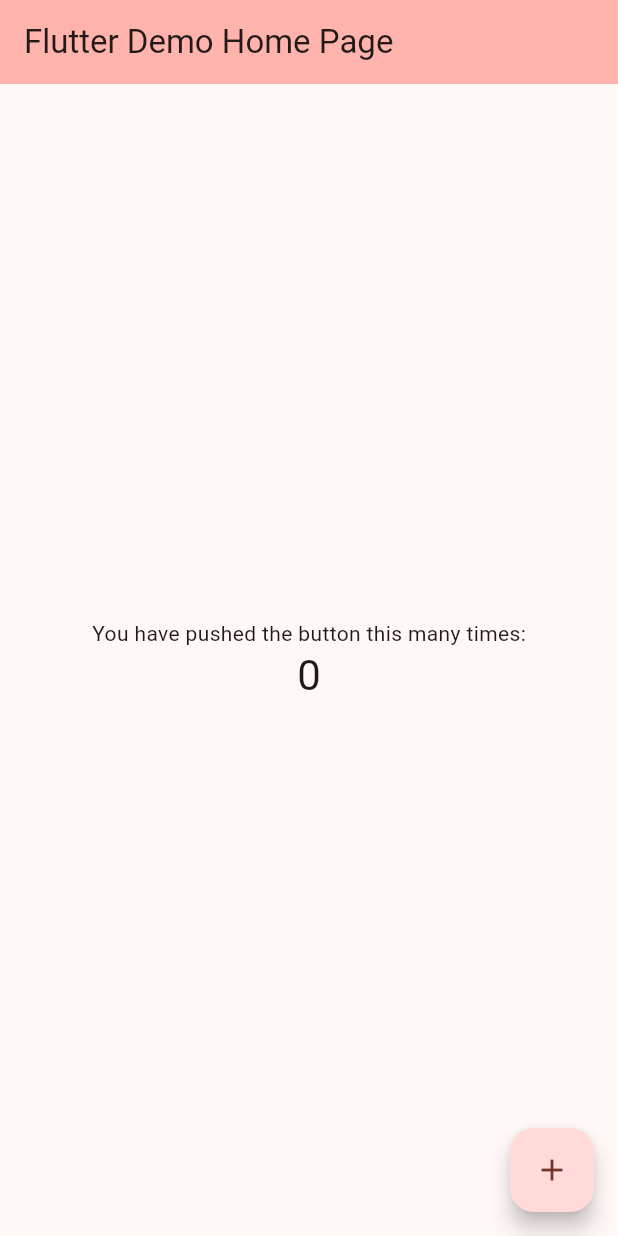
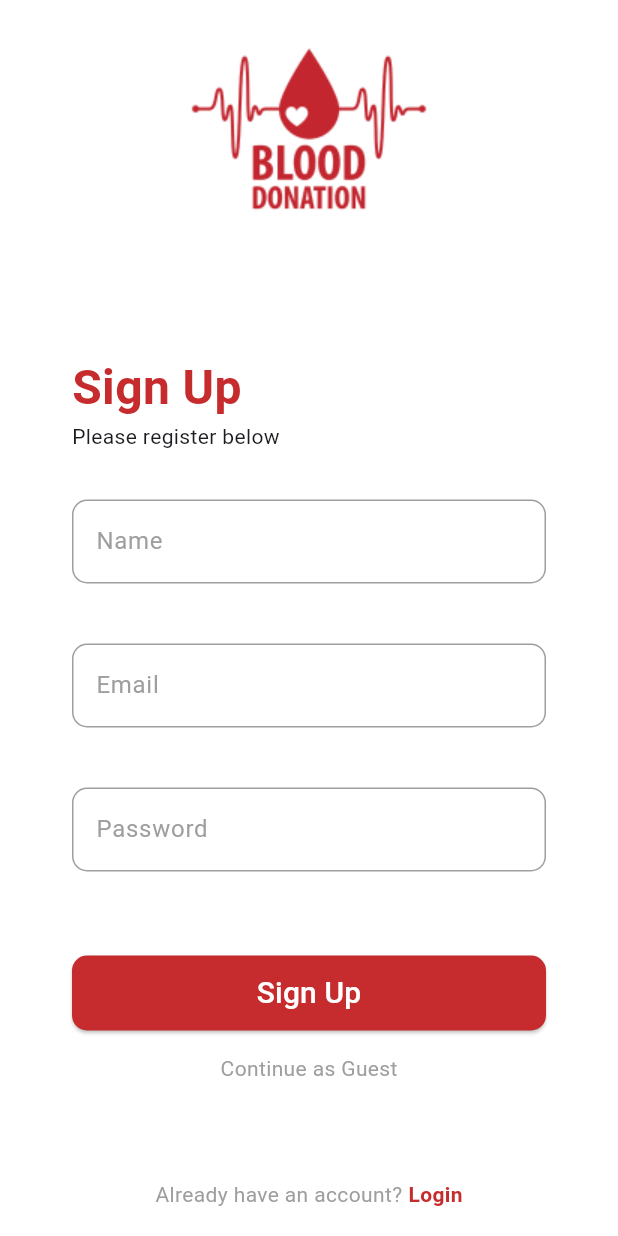
Before and after one commit to Ali-Hubail/BDMS, a Flutter app: the screen it shows after launch, on a phone screen of 412 x 824 dp. Run offline on Flutter 3.47's test engine with Material 3 defaults, Android fonts, the light colour scheme and no system bars.

Commit message:
create sign-up page

```diff
--- /dev/null
+++ b/bdms/lib/common_widgets/primary_input.dart
@@ -0,0 +1,27 @@
+import 'package:flutter/material.dart';
+
+class PrimaryInput extends StatelessWidget {
+  const PrimaryInput({super.key, this.hintText});
+  final String? hintText;
+
+  @override
+  Widget build(BuildContext context) {
+    return SizedBox(
+      height: 80,
+      child: TextFormField(
+        decoration: InputDecoration(
+          hintText: hintText,
+          hintStyle: const TextStyle(color: Colors.grey),
+          enabledBorder: OutlineInputBorder(
+            borderRadius: BorderRadius.circular(10),
+            borderSide: const BorderSide(color: Colors.grey),
+          ),
+          focusedBorder: OutlineInputBorder(
+            borderRadius: BorderRadius.circular(10),
+            borderSide: const BorderSide(color: Colors.grey),
+          ),
+        ),
+      ),
+    );
+  }
+}
--- a/bdms/lib/main.dart
+++ b/bdms/lib/main.dart
@@ -1,3 +1,4 @@
+import 'package:bdms/presentation/authentication/signup_screen.dart';
 import 'package:flutter/material.dart';
 
 void main() {
@@ -9,118 +10,8 @@
 
   @override
   Widget build(BuildContext context) {
-    return MaterialApp(
-      title: 'Flutter Demo',
-      theme: ThemeData(
-        // This is the theme of your application.
-        //
-        // TRY THIS: Try running your application with "flutter run". You'll see
-        // the application has a blue toolbar. Then, without quitting the app,
-        // try changing the seedColor in the colorScheme below to Colors.green
-        // and then invoke "hot reload" (save your changes or press the "hot
-        // reload" button in a Flutter-supported IDE, or press "r" if you used
-        // the command line to start the app).
-        //
-        // Notice that the counter didn't reset back to zero; the application
-        // state is not lost during the reload. To reset the state, use hot
-        // restart instead.
-        //
-        // This works for code too, not just values: Most code changes can be
-        // tested with just a hot reload.
-        colorScheme: ColorScheme.fromSeed(
-          seedColor: const Color.fromARGB(255, 198, 44, 45),
-        ),
-        useMaterial3: true,
-      ),
-      home: const MyHomePage(title: 'Flutter Demo Home Page'),
+    return const MaterialApp(
+      home: Scaffold(body: SignUpScreen()),
     );
   }
 }
-
-class MyHomePage extends StatefulWidget {
-  const MyHomePage({super.key, required this.title});
-
-  // This widget is the home page of your application. It is stateful, meaning
-  // that it has a State object (defined below) that contains fields that affect
-  // how it looks.
-
-  // This class is the configuration for the state. It holds the values (in this
-  // case the title) provided by the parent (in this case the App widget) and
-  // used by the build method of the State. Fields in a Widget subclass are
-  // always marked "final".
-
-  final String title;
-
-  @override
-  State<MyHomePage> createState() => _MyHomePageState();
-}
-
-class _MyHomePageState extends State<MyHomePage> {
-  int _counter = 0;
-
-  void _incrementCounter() {
-    setState(() {
-      // This call to setState tells the Flutter framework that something has
-      // changed in this State, which causes it to rerun the build method below
-      // so that the display can reflect the updated values. If we changed
-      // _counter without calling setState(), then the build method would not be
-      // called again, and so nothing would appear to happen.
-      _counter++;
-    });
-  }
-
-  @override
-  Widget build(BuildContext context) {
-    // This method is rerun every time setState is called, for instance as done
-    // by the _incrementCounter method above.
-    //
-    // The Flutter framework has been optimized to make rerunning build methods
-    // fast, so that you can just rebuild anything that needs updating rather
-    // than having to individually change instances of widgets.
-    return Scaffold(
-      appBar: AppBar(
-        // TRY THIS: Try changing the color here to a specific color (to
-        // Colors.amber, perhaps?) and trigger a hot reload to see the AppBar
-        // change color while the other colors stay the same.
-        backgroundColor: Theme.of(context).colorScheme.inversePrimary,
-        // Here we take the value from the MyHomePage object that was created by
-        // the App.build method, and use it to set our appbar title.
-        title: Text(widget.title),
-      ),
-      body: Center(
-        // Center is a layout widget. It takes a single child and positions it
-        // in the middle of the parent.
-        child: Column(
-          // Column is also a layout widget. It takes a list of children and
-          // arranges them vertically. By default, it sizes itself to fit its
-          // children horizontally, and tries to be as tall as its parent.
-          //
-          // Column has various properties to control how it sizes itself and
-          // how it positions its children. Here we use mainAxisAlignment to
-          // center the children vertically; the main axis here is the vertical
-          // axis because Columns are vertical (the cross axis would be
-          // horizontal).
-          //
-          // TRY THIS: Invoke "debug painting" (choose the "Toggle Debug Paint"
-          // action in the IDE, or press "p" in the console), to see the
-          // wireframe for each widget.
-          mainAxisAlignment: MainAxisAlignment.center,
-          children: <Widget>[
-            const Text(
-              'You have pushed the button this many times:',
-            ),
-            Text(
-              '$_counter',
-              style: Theme.of(context).textTheme.headlineMedium,
-            ),
-          ],
-        ),
-      ),
-      floatingActionButton: FloatingActionButton(
-        onPressed: _incrementCounter,
-        tooltip: 'Increment',
-        child: const Icon(Icons.add),
-      ), // This trailing comma makes auto-formatting nicer for build methods.
-    );
-  }
-}
--- /dev/null
+++ b/bdms/lib/presentation/authentication/signup_screen.dart
@@ -0,0 +1,92 @@
+import 'package:bdms/common_widgets/primary_button.dart';
+import 'package:bdms/common_widgets/primary_input.dart';
+import 'package:flutter/material.dart';
+
+class SignUpScreen extends StatelessWidget {
+  const SignUpScreen({super.key});
+
+  @override
+  Widget build(BuildContext context) {
+    return SafeArea(
+      child: Scaffold(
+        backgroundColor: Colors.white,
+        body: Padding(
+          padding: const EdgeInsets.fromLTRB(48, 20, 48, 0),
+          child: Column(
+            crossAxisAlignment: CrossAxisAlignment.center,
+            children: [
+              Center(
+                child: Image.asset(
+                  'assets/bdms.png',
+                  fit: BoxFit.cover,
+                ),
+              ),
+              const SizedBox(height: 80),
+              Align(
+                alignment: AlignmentGeometry.lerp(
+                    Alignment.topLeft, Alignment.centerLeft, 0.2)!,
+                child: const Text(
+                  'Sign Up',
+                  style: TextStyle(
+                    fontSize: 32,
+                    fontWeight: FontWeight.bold,
+                    color: Color(0xFFC62C2D),
+                  ),
+                  textAlign: TextAlign.left,
+                ),
+              ),
+              Align(
+                alignment: AlignmentGeometry.lerp(
+                    Alignment.topLeft, Alignment.centerLeft, 0.2)!,
+                child: const Text(
+                  'Please register below',
+                  textAlign: TextAlign.left,
+                ),
+              ),
+              const SizedBox(height: 32),
+              const PrimaryInput(hintText: 'Name'),
+              const SizedBox(height: 16),
+              const PrimaryInput(hintText: 'Email'),
+              const SizedBox(height: 16),
+              const PrimaryInput(hintText: 'Password'),
+              const SizedBox(height: 32),
+              PrimaryButton(
+                  text: 'Sign Up', onPressed: () {}, buttonWidth: 350),
+              const SizedBox(height: 15),
+              const InkWell(
+                onTap: null,
+                child: Text(
+                  'Continue as Guest',
+                  style: TextStyle(color: Colors.grey),
+                ),
+              ),
+              const SizedBox(height: 64),
+              Row(
+                mainAxisAlignment: MainAxisAlignment.center,
+                children: [
+                  const Text(
+                    'Already have an account?',
+                    style: TextStyle(color: Colors.grey),
+                  ),
+                  const SizedBox(width: 4),
+                  GestureDetector(
+                    onTap: () {
+                      Navigator.pop(context);
+                    },
+                    child: const Text(
+                      'Login',
+                      style: TextStyle(
+                        color: Color(0xFFC62C2D),
+                        fontWeight: FontWeight.bold,
+                      ),
+                    ),
+                  ),
+                ],
+              ),
+            ],
+          ),
+        ),
+      ),
+    );
+  }
+}
--- a/bdms/pubspec.yaml
+++ b/bdms/pubspec.yaml
@@ -59,9 +59,9 @@
   uses-material-design: true
 
   # To add assets to your application, add an assets section, like this:
-  # assets:
-  #   - images/a_dot_burr.jpeg
-  #   - images/a_dot_ham.jpeg
+  assets:
+    - assets/bdms.png
+    # - images/a_dot_ham.jpeg
 
   # An image asset can refer to one or more resolution-specific "variants", see
   # https://flutter.dev/assets-and-images/#resolution-aware
```
Also changed, not shown: bdms/assets/bdms.png (added).
